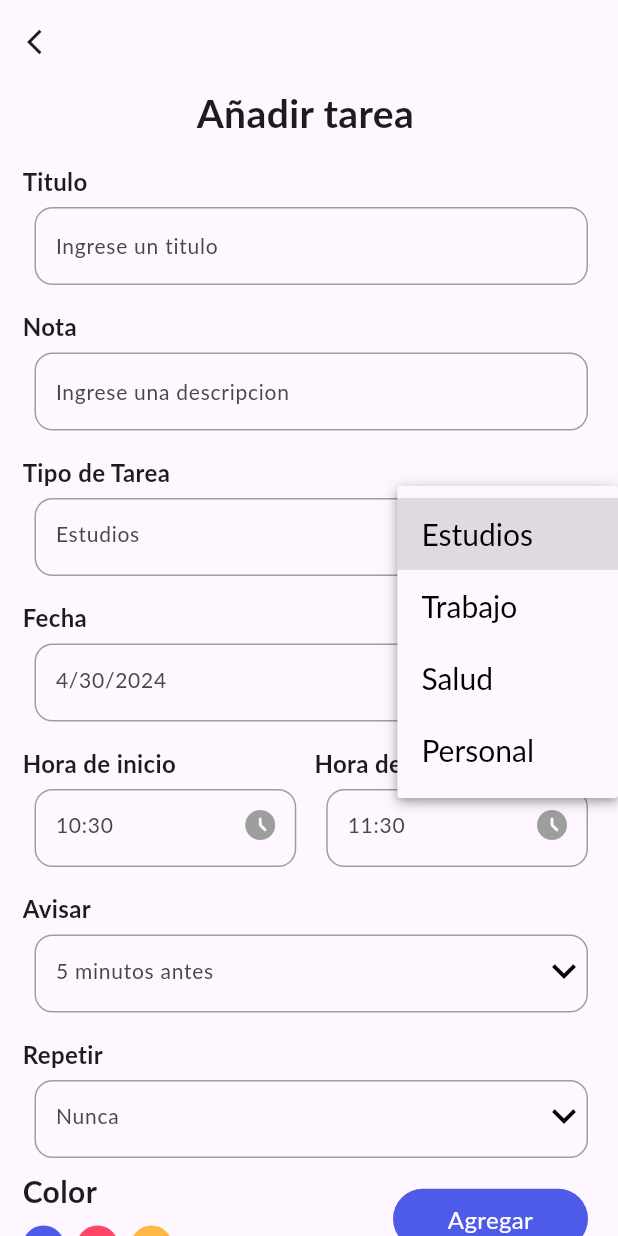
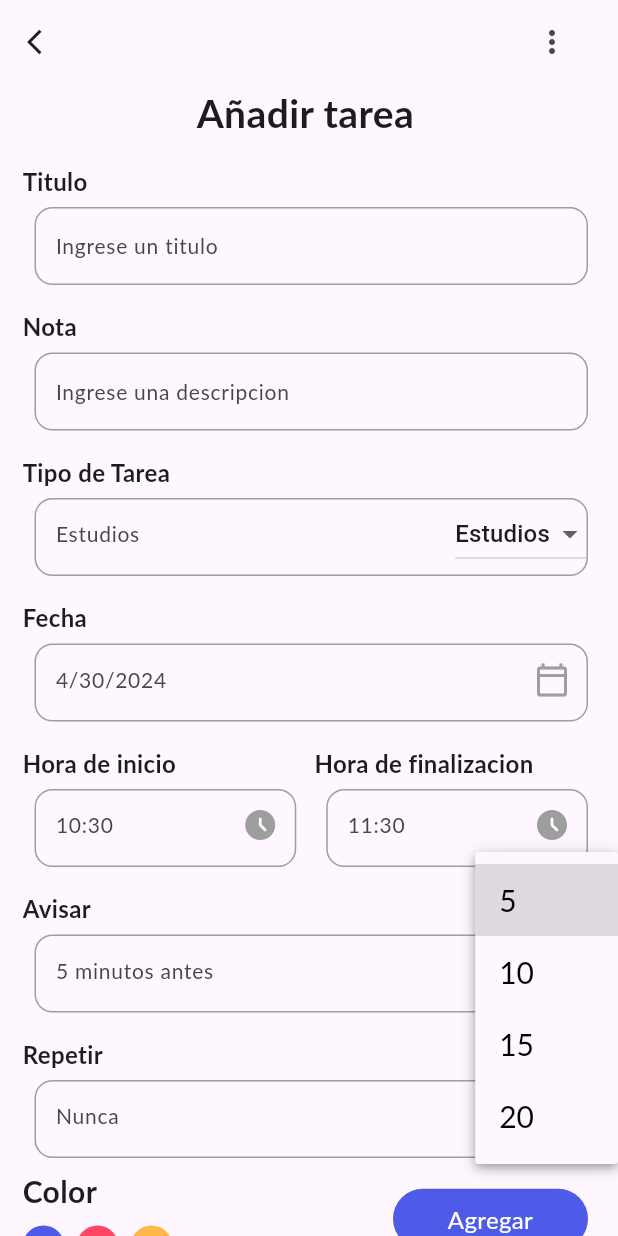
Before and after one commit to Elerij777/Calendario-Flutter, a Flutter app: the AddTaskPage screen opened directly, after a tap on the "keyboard arrow down" icon, on a phone screen of 412 x 824 dp. Run offline on Flutter 3.47's test engine with Material 3 defaults, Android fonts, the phone set to English and light mode, and no system bars; our stand-ins replace date_picker_timeline, flutter_local_notifications, flutter_staggered_animations, get, get_storage, sqflite and 1 more; missing offline and left inert: android_alarm_manager_plus; accounts and stored records are empty; Roboto replaces fonts that are missing (Lato).

Commit message:
Revert "Cambios y correcciones"
This reverts commit 38ff17bac525e7e65813f8e6db571aa761b73473.

```diff
--- a/notification_app/lib/controllers/task_controller.dart
+++ b/notification_app/lib/controllers/task_controller.dart
@@ -3,12 +3,11 @@ import 'package:notification_app/db/db_helper.dart';
 import 'package:notification_app/models/task.dart';
 
 class TaskControllers extends GetxController {
-  /*
   @override
   void onReady() {
     super.onReady();
   }
-*/
+
   var taskList = <Task>[].obs;
 
   Future<int> addTask({Task? task}) async {
--- a/notification_app/lib/db/db_helper.dart
+++ b/notification_app/lib/db/db_helper.dart
@@ -15,7 +15,7 @@ class DBHelper {
         _path,
         version: _version,
         onCreate: (db, version) {
-          //print("creating a new one");
+          print("creating a new one");
           return db.execute(
             "CREATE TABLE $_tableName("
             "id INTEGER PRIMARY KEY AUTOINCREMENT,"
@@ -33,7 +33,7 @@ class DBHelper {
   }
 
   static Future<int> insert(Task? task) async {
-    //print("Insertar funcion");
+    print("Insertar funcion");
     return await _db?.insert(_tableName, task!.toJson()) ?? 1;
   }
 
--- a/notification_app/lib/ui/notified_page.dart
+++ b/notification_app/lib/ui/notified_page.dart
@@ -16,7 +16,7 @@ class NotifiedPage extends StatelessWidget {
           color: Get.isDarkMode ? Colors.white : Colors.grey[600],
         ),
         title: Text(Label.toString().split('|')[0],
-            style: const TextStyle(
+            style: TextStyle(
               color: Colors.black,
             )),
       ),
@@ -30,7 +30,7 @@ class NotifiedPage extends StatelessWidget {
           ),
           child: Text(
             Label.toString().split('|')[1],
-            style: const TextStyle(
+            style: TextStyle(
               color: Colors.black,
             ),
           ),
--- a/notification_app/lib/ui/widgets/add_task_bar.dart
+++ b/notification_app/lib/ui/widgets/add_task_bar.dart
@@ -64,28 +64,12 @@ class _AddTaskPageState extends State<AddTaskPage> {
                 hint: "Ingrese una descripcion",
                 controller: _noteControlles,
               ),
-            // Tipo de tarea
+              //Tipo
               MyInputField(
                 title: "Tipo de Tarea",
                 hint: _selectedType,
                 widget: DropdownButton<String>(
-    icon: Icon(
-      Icons.keyboard_arrow_down,
-      color: Theme.of(context).brightness == Brightness.dark
-          ? Colors.white
-          : Colors.black,
-    ),
-    iconSize: 32,
-    elevation: 4,
-    style: TextStyle(
-      fontSize: 20.0,
-      fontWeight: FontWeight.normal,
-      fontFamily: 'Lato',
-      color: Theme.of(context).brightness == Brightness.dark
-          ? Colors.white
-          : Colors.black,
-    ),
-    underline: Container(height: 0),
+                  value: _selectedType,
                   onChanged: (String? newValue) {
                     setState(() {
                       _selectedType = newValue ?? _selectedType;
@@ -95,19 +79,11 @@ MyInputField(
                       .map<DropdownMenuItem<String>>((String value) {
                     return DropdownMenuItem<String>(
                       value: value,
-        child: Text(
-          value,
-          style: TextStyle(
-            color: Theme.of(context).brightness == Brightness.dark
-                ? Colors.white
-                : Colors.black,
-          ),
-        ),
+                      child: Text(value),
                     );
                   }).toList(),
                 ),
               ),
-
               //fecha
               MyInputField(
                 title: "Fecha",
@@ -331,7 +307,7 @@ MyInputField(
         isCompleted: 0,
       ),
     );
-    //print("Mi id es $value");
+    print("Mi id es $value");
     _scheduleAlarm();
   }
 
@@ -353,7 +329,7 @@ MyInputField(
   }
 
   void _alarmCallback() {
-    //print('¡Alarma activada!');
+    print('¡Alarma activada!');
   }
 
   _colorPallete() {
@@ -409,15 +385,13 @@ MyInputField(
           size: 20,
         ),
       ),
-/*
       actions: [
         _taskMenuButton(),
         const SizedBox(width: 20),
       ],
-      */
     );
   }
-/*
+
   Widget _taskMenuButton() {
     return PopupMenuButton<int>(
       itemBuilder: (context) => [
@@ -475,10 +449,9 @@ MyInputField(
           default:
         }
       },
-
     );
   }
-*/
+
   _getDateFromUser() async {
     DateTime? _pickerDate = await showDatePicker(
         context: context,
@@ -490,7 +463,7 @@ MyInputField(
         _selectedDate = _pickerDate;
       });
     } else {
-     // print("no válido");
+      print("no válido");
     }
   }
 
@@ -498,7 +471,7 @@ MyInputField(
     TimeOfDay? pickedTime = await _showTimePicker();
 
     if (pickedTime == null) {
-      //print("Tiempo cancelado");
+      print("Tiempo cancelado");
     } else {
       String _formattedTime = pickedTime.format(context);
       setState(() {
```
Also changed, not shown: notification_app/lib/main.dart (+16 -4 lines), notification_app/lib/ui/home_page.dart (+53 -11 lines), notification_app/lib/ui/services/notification_services.dart (+47 -5 lines), notification_app/lib/ui/widgets/Estadistics.dart (+19 -22 lines), notification_app/lib/ui/widgets/tasttile.dart (+11 -10 lines). Lines whose indentation alone changed are shown as unchanged.
